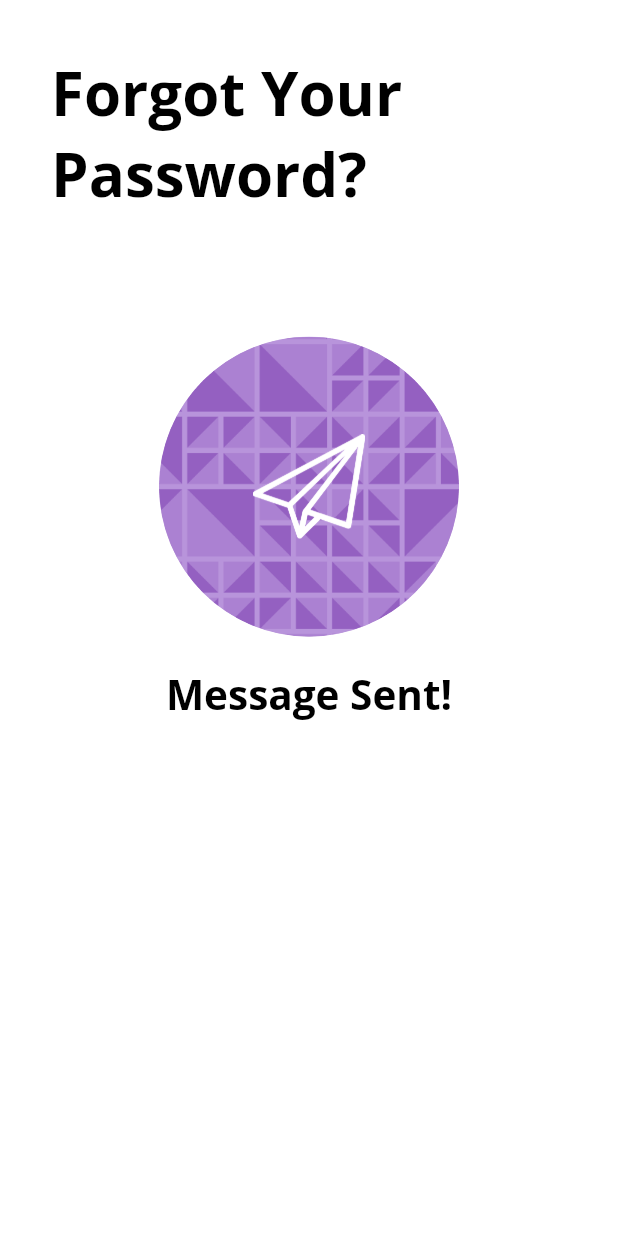
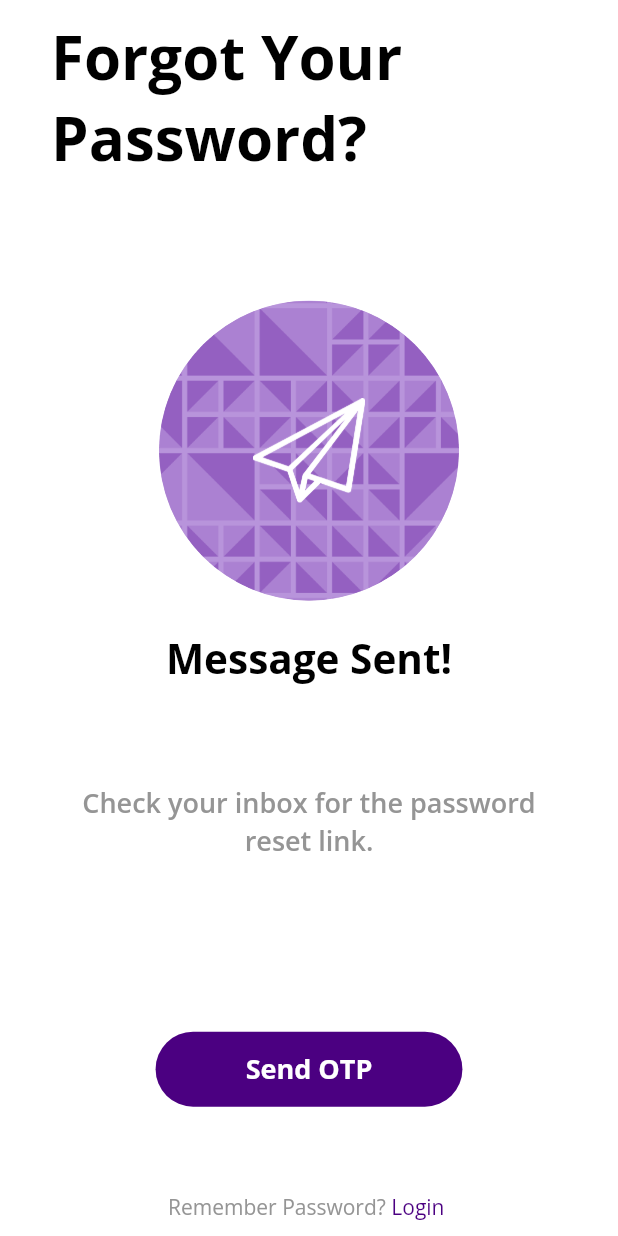
Before and after one commit to aninarafath6/incom-app, a Flutter app: the ForgotScreen screen opened by its route, on a phone screen of 412 x 824 dp. Run offline on Flutter 3.47's test engine with Material 2 defaults, Android fonts, the phone set to English and light mode, and no system bars; our stand-ins replace flutter_svg, google_fonts.

```diff
--- a/lib/constants/app_images.dart
+++ b/lib/constants/app_images.dart
@@ -9,4 +9,5 @@ class AppImages {
   static const String forgotVector = 'assets/images/forgot.png';
   static const String signup1 = 'assets/images/signup1.png';
   static const String msgIcon = 'assets/icons/msgVector.png';
+  static const String verifyIcon = 'assets/icons/verify.png';
 }
--- a/lib/utils/routs.dart
+++ b/lib/utils/routs.dart
@@ -1,6 +1,7 @@
 import 'package:flutter/cupertino.dart';
 import 'package:flutter/material.dart';
 import 'package:incom/views/authentication_view/forgot_screen/forgot_screen.dart';
+import 'package:incom/views/authentication_view/verify_otp/verify_otp.dart';
 
 import '../views/authentication_view/login_screen/login_screen.dart';
 import '../views/authentication_view/sign_up_screens/signup_screen.dart';
@@ -15,6 +16,8 @@ class Routes {
         return MaterialPageRoute(builder: (context) => const SignUpScreen());
       case ForgotScreen.routeName:
         return MaterialPageRoute(builder: (context) => const ForgotScreen());
+      case VerifyOtp.routeName:
+        return MaterialPageRoute(builder: (context) => const VerifyOtp());
       default:
         return MaterialPageRoute(builder: (context) => const OnboardingView());
     }
--- a/lib/views/authentication_view/forgot_screen/forgot_banner.dart
+++ b/lib/views/authentication_view/forgot_screen/forgot_banner.dart
@@ -9,8 +9,7 @@ class ForgotBanner extends StatelessWidget {
 
   @override
   Widget build(BuildContext context) {
-    return Flexible(
-      child: Column(
+    return Column(
       children: [
         CircleAvatar(
           backgroundColor: const Color.fromARGB(0, 255, 255, 255),
@@ -39,7 +38,6 @@ class ForgotBanner extends StatelessWidget {
           ),
         )
       ],
-      ),
     );
   }
 }
--- /dev/null
+++ b/lib/views/authentication_view/forgot_screen/forgot_footer.dart
@@ -0,0 +1,33 @@
+import 'package:flutter/material.dart';
+import 'package:google_fonts/google_fonts.dart';
+import 'package:incom/constants/app_colors.dart';
+import 'package:incom/views/authentication_view/login_screen/login_screen.dart';
+
+class ForgotFooter extends StatelessWidget {
+  const ForgotFooter({
+    Key? key,
+  }) : super(key: key);
+
+  @override
+  Widget build(BuildContext context) {
+    return Row(
+      mainAxisAlignment: MainAxisAlignment.center,
+      children: [
+        Text(
+          'Remember Password? ',
+          style: GoogleFonts.openSans(color: AppColors.brownShade),
+        ),
+        GestureDetector(
+          onTap: () => Navigator.of(context).pushNamed(LoginScreen.routeName),
+          child: Text(
+            'Login ',
+            style: GoogleFonts.openSans(
+              color: AppColors.primaryColor,
+              fontSize: 14,
+            ),
+          ),
+        ),
+      ],
+    );
+  }
+}
--- a/lib/views/authentication_view/forgot_screen/forgot_screen.dart
+++ b/lib/views/authentication_view/forgot_screen/forgot_screen.dart
@@ -1,8 +1,13 @@
 import 'package:flutter/material.dart';
+import 'package:google_fonts/google_fonts.dart';
+import 'package:incom/constants/app_colors.dart';
 import 'package:incom/constants/app_sizes.dart';
 import 'package:incom/utils/dimension.dart';
 import 'package:incom/views/authentication_view/forgot_screen/forgot_banner.dart';
+import 'package:incom/views/authentication_view/forgot_screen/forgot_footer.dart';
+import 'package:incom/views/authentication_view/verify_otp/verify_otp.dart';
 import 'package:incom/views/authentication_view/widgets/headline.dart';
+import 'package:incom/views/widgets/custom_button.dart';
 
 class ForgotScreen extends StatelessWidget {
   const ForgotScreen({Key? key}) : super(key: key);
@@ -13,7 +18,10 @@ class ForgotScreen extends StatelessWidget {
     return Scaffold(
       body: SafeArea(
         child: Padding(
-          padding: const EdgeInsets.all(AppSizes.defaultPaddings),
+          padding: const EdgeInsets.symmetric(
+            horizontal: AppSizes.defaultPaddings,
+            vertical: 10,
+          ),
           child: SizedBox(
             width: double.infinity,
             child: Column(
@@ -28,7 +36,25 @@ class ForgotScreen extends StatelessWidget {
                 ),
                 SizedBox(height: context.getHeight(10)),
                 const ForgotBanner(),
-                // const Spacer(flex: 2),
+                SizedBox(height: context.getHeight(8)),
+                Text(
+                  'Check your inbox for the password\nreset link.',
+                  style: GoogleFonts.openSans(
+                    color: AppColors.brownShade,
+                    fontSize: 18,
+                    fontWeight: FontWeight.w600,
+                  ),
+                  textAlign: TextAlign.center,
+                ),
+                const Spacer(flex: 2),
+                CustomButton(
+                  label: 'Send OTP',
+                  onTap: () => Navigator.of(context).pushNamed(
+                    VerifyOtp.routeName,
+                  ),
+                ),
+                const Spacer(),
+                const ForgotFooter(),
               ],
             ),
           ),
```
Also changed, not shown: lib/views/authentication_view/verify_otp/verify_otp.dart (added, +128 -0 lines), assets/icons/verify.png (added). Lines whose indentation alone changed are shown as unchanged.
